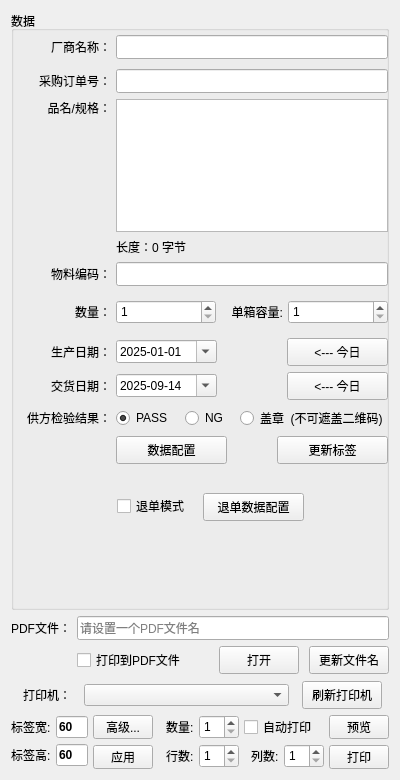
This is FramePrintControl.ui in wlffeng2008/AkkoLabelPrinter as Qt 5 draws it before an edit. The edited form follows.
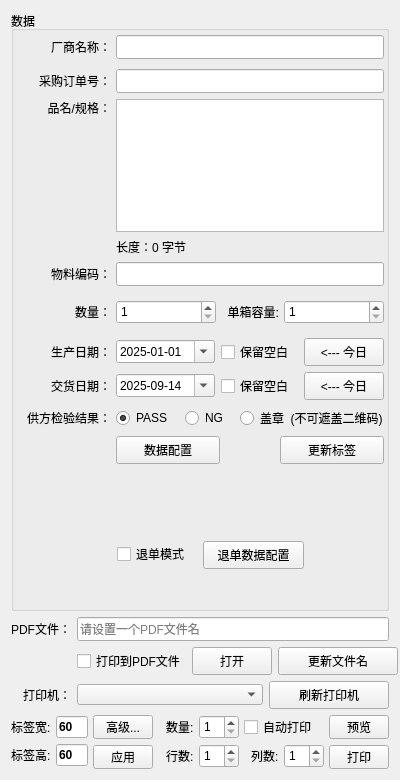
This is the edited form.

Commit message: set blank

The edit to the form file:
```diff
--- a/FramePrintControl.ui
+++ b/FramePrintControl.ui
@@ -693,7 +693,7 @@
          <rect>
           <x>4</x>
           <y>2</y>
-          <width>376</width>
+          <width>372</width>
           <height>433</height>
          </rect>
         </property>
@@ -899,10 +899,16 @@
          <item row="7" column="1">
           <layout class="QHBoxLayout" name="horizontalLayout_4">
            <property name="spacing">
-            <number>70</number>
+            <number>10</number>
            </property>
            <item>
             <widget class="QDateTimeEdit" name="dateTimeEdit1">
+             <property name="minimumSize">
+              <size>
+               <width>99</width>
+               <height>21</height>
+              </size>
+             </property>
              <property name="dateTime">
               <datetime>
                <hour>0</hour>
@@ -931,6 +937,13 @@
              </property>
             </widget>
            </item>
+           <item>
+            <widget class="QCheckBox" name="checkBoxSetBlank1">
+             <property name="text">
+              <string>保留空白</string>
+             </property>
+            </widget>
+           </item>
            <item>
             <widget class="QPushButton" name="pushButtonToday1">
              <property name="minimumSize">
@@ -992,10 +1005,16 @@
          <item row="6" column="1">
           <layout class="QHBoxLayout" name="horizontalLayout_3">
            <property name="spacing">
-            <number>70</number>
+            <number>10</number>
            </property>
            <item>
             <widget class="QDateTimeEdit" name="dateTimeEdit0">
+             <property name="minimumSize">
+              <size>
+               <width>99</width>
+               <height>21</height>
+              </size>
+             </property>
              <property name="dateTime">
               <datetime>
                <hour>0</hour>
@@ -1014,6 +1033,13 @@
              </property>
             </widget>
            </item>
+           <item>
+            <widget class="QCheckBox" name="checkBoxSetBlank0">
+             <property name="text">
+              <string>保留空白</string>
+             </property>
+            </widget>
+           </item>
            <item>
             <widget class="QPushButton" name="pushButtonToday0">
              <property name="minimumSize">
@@ -1035,7 +1061,7 @@
          <item row="9" column="1">
           <layout class="QHBoxLayout" name="horizontalLayout_11">
            <property name="spacing">
-            <number>50</number>
+            <number>60</number>
            </property>
            <item>
             <widget class="QPushButton" name="pushButtonSellData">
@@ -1089,7 +1115,7 @@
         <property name="geometry">
          <rect>
           <x>104</x>
-          <y>466</y>
+          <y>514</y>
           <width>86</width>
           <height>22</height>
          </rect>
@@ -1102,7 +1128,7 @@
         <property name="geometry">
          <rect>
           <x>190</x>
-          <y>464</y>
+          <y>512</y>
           <width>101</width>
           <height>28</height>
          </rect>
@@ -1155,7 +1181,10 @@
      <item row="1" column="1">
       <layout class="QHBoxLayout" name="horizontalLayout_9" stretch="1,0,1">
        <property name="spacing">
-        <number>10</number>
+        <number>6</number>
+       </property>
+       <property name="rightMargin">
+        <number>2</number>
        </property>
        <item>
         <widget class="QCheckBox" name="checkBoxWritePdf">
@@ -1190,13 +1219,13 @@
         <widget class="QPushButton" name="pushButtonSetPdf">
          <property name="minimumSize">
           <size>
-           <width>80</width>
+           <width>120</width>
            <height>28</height>
           </size>
          </property>
          <property name="maximumSize">
           <size>
-           <width>80</width>
+           <width>120</width>
            <height>28</height>
           </size>
          </property>
@@ -1226,14 +1255,14 @@
         <number>6</number>
        </property>
        <property name="topMargin">
-        <number>1</number>
+        <number>0</number>
        </property>
        <item>
         <widget class="QComboBox" name="comboBoxPrinter">
          <property name="maximumSize">
           <size>
-           <width>205</width>
-           <height>16777215</height>
+           <width>200</width>
+           <height>21</height>
           </size>
          </property>
         </widget>
@@ -1242,13 +1271,13 @@
         <widget class="QPushButton" name="pushButtonPrinter">
          <property name="minimumSize">
           <size>
-           <width>80</width>
+           <width>120</width>
            <height>28</height>
           </size>
          </property>
          <property name="maximumSize">
           <size>
-           <width>80</width>
+           <width>120</width>
            <height>28</height>
           </size>
          </property>
```
The commit also changes 2 other files.
